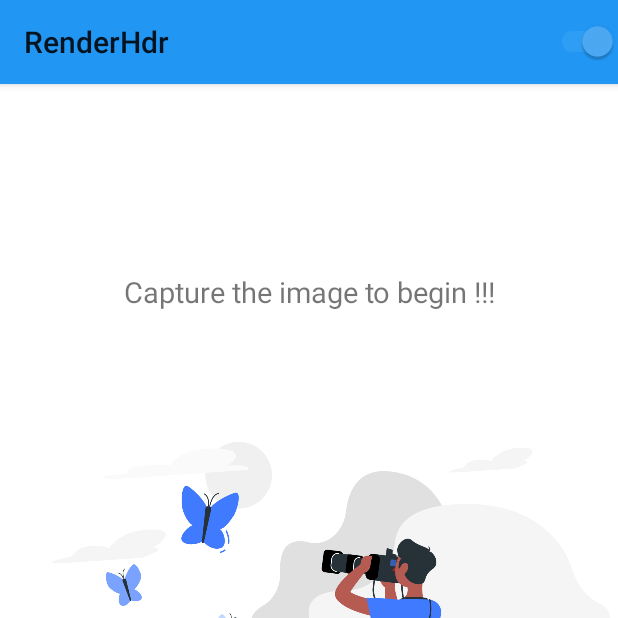
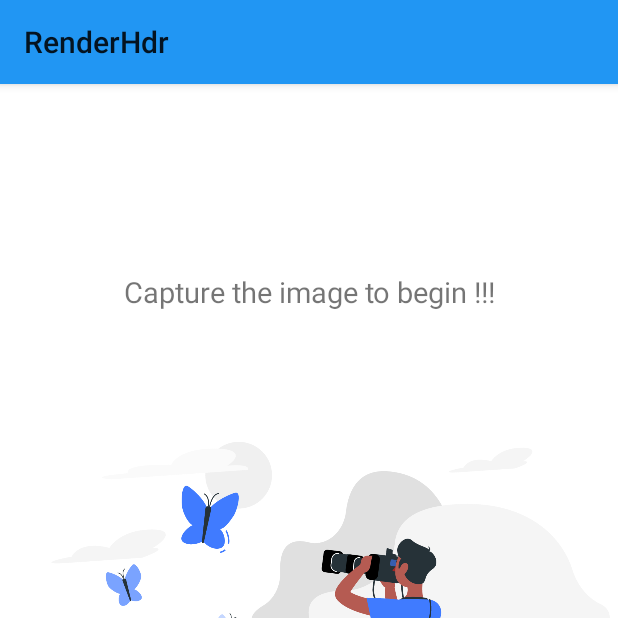
Before and after one commit to AdarshRevankar/Exposure-Fusion, an Android app: the screen it shows after launch (MainActivity), on a phone screen of 412 x 824 dp, the top half of it. Run offline under Robolectric (Android 15) with nearby library versions, the phone set to English and light mode, and no system bars; libraries missing offline, so code that uses them is left out: androidx.renderscript; 3 statements that could not run were skipped.

Commit message:
[Major UI Change] 1.3.0 Beta 3.1: Android Material UI + Dark Mode (Q Support)
The following changes were done
1. Dark Mode + Light Mode Support
2. Adapting Resource for Dark UI

TODO:
1. Improvements on CameraCapture class. Since the second shot does give some problem while saving.
2. Toggle for Dark -> Light mode

Signed-off-by: AdarshRevankar <adarsh_revankar@live.com>

```diff
--- a/app/build.gradle
+++ b/app/build.gradle
@@ -28,7 +28,6 @@ dependencies {
     implementation 'com.android.support:appcompat-v7:29.0.0'
     implementation 'com.android.support.constraint:constraint-layout:1.1.3'
     implementation 'androidx.recyclerview:recyclerview:1.1.0'
-    implementation 'com.github.bumptech.glide:glide:3.7.0'
     implementation 'androidx.cardview:cardview:1.0.0'
     testImplementation 'junit:junit:4.13'
     androidTestImplementation 'androidx.test.ext:junit:1.1.1'
--- a/app/src/main/AndroidManifest.xml
+++ b/app/src/main/AndroidManifest.xml
@@ -12,14 +12,14 @@
 
   <application
       android:allowBackup="true"
-      android:icon="@drawable/ic_render_hdr_logo"
+      android:icon="@drawable/ic_render_hdr_logo_round"
       android:label="@string/app_name"
       android:roundIcon="@drawable/ic_render_hdr_logo_round"
       android:supportsRtl="true"
       android:theme="@style/AppTheme">
 
     <activity android:name=".SplashActivity"
-        android:theme="@style/Theme.MaterialComponents.Light.NoActionBar">
+        android:theme="@style/Theme.AppCompat.Light.NoActionBar">
       <intent-filter>
         <action android:name="android.intent.action.MAIN" />
         <category android:name="android.intent.category.LAUNCHER" />
--- a/app/src/main/java/com/adrino/renderscript/MainActivity.java
+++ b/app/src/main/java/com/adrino/renderscript/MainActivity.java
@@ -7,9 +7,6 @@ import android.graphics.Color;
 import android.net.Uri;
 import android.os.Bundle;
 import android.util.Log;
-import android.view.Menu;
-import android.view.MenuInflater;
-import android.view.MenuItem;
 import android.view.View;
 import android.view.Window;
 import android.widget.Button;
@@ -72,14 +69,14 @@ public class MainActivity extends AppCompatActivity {
             ((ImageView) findViewById(R.id.cameraGIF)).setImageResource(R.drawable.main_capture_wallpaper_dark);
     }
 
-    @Override
-    public boolean onCreateOptionsMenu(Menu menu) {
-        MenuInflater menuInflater = getMenuInflater();
-        menuInflater.inflate(R.menu.menu, menu);
-        MenuItem switchOnOffItem = menu.findItem(R.id.switchOnOffItem);
-        switchOnOffItem.setActionView(R.layout.switch_layout);
-        return true;
-    }
+//    @Override
+//    public boolean onCreateOptionsMenu(Menu menu) {
+//        MenuInflater menuInflater = getMenuInflater();
+//        menuInflater.inflate(R.menu.menu, menu);
+//        MenuItem switchOnOffItem = menu.findItem(R.id.switchOnOffItem);
+//        switchOnOffItem.setActionView(R.layout.switch_layout);
+//        return true;
+//    }
 
     /**
      * ========================================================================
@@ -135,13 +132,13 @@ public class MainActivity extends AppCompatActivity {
         intent.setAction(Intent.ACTION_VIEW);
         if (view.getId() == R.id.btnGithub) {
             intent.addCategory(Intent.CATEGORY_BROWSABLE);
-            intent.setData(Uri.parse(String.valueOf(R.string.github_uri)));
+            intent.setData(Uri.parse("https://github.com/AdarshRevankar/Exposure-Fusion"));
         } else if (view.getId() == R.id.btnMail) {
             intent.setAction(Intent.ACTION_SENDTO);
             intent.setData(Uri.fromParts("mailto", String.valueOf(R.string.email), null));
         } else if (view.getId() == R.id.btnLink) {
             intent.addCategory(Intent.CATEGORY_BROWSABLE);
-            intent.setData(Uri.parse(String.valueOf(R.string.web_uri)));
+            intent.setData(Uri.parse("https://adarshrevankar.github.io/Exposure-Fusion"));
         }
         startActivity(intent);
     }
@@ -213,12 +210,24 @@ public class MainActivity extends AppCompatActivity {
         }).start();
     }
 
+    private static int prevBtn;
+
     private void changeButtonView(int selectedBtnId) {
         // Change the color of other buttons and
         // keep the selected color button to Green
+        int color = 0;
         for (int id : btnIds) {
-            ((Button) findViewById(id)).setTextColor(Color.BLACK);
+            if (((Button) findViewById(id)).getTextColors().getDefaultColor() !=
+                    Color.rgb(0, 124, 255)) {
+                color = ((Button) findViewById(id)).getTextColors().getDefaultColor();
+                break;
+            }
         }
+
+        for (int id : btnIds) {
+            ((Button) findViewById(id)).setTextColor(color);
+        }
+
         ((Button) findViewById(selectedBtnId)).setTextColor(Color.rgb(0, 124, 255));
     }
 
--- a/app/src/main/res/layout/item_image_view.xml
+++ b/app/src/main/res/layout/item_image_view.xml
@@ -10,7 +10,7 @@
         android:layout_width="match_parent"
         android:layout_height="wrap_content"
         android:orientation="vertical"
-        android:background="?attr/selectableItemBackground"
+        android:background="?attr/cardbackgroundcolor"
         android:clickable="true"
         android:focusable="true">
 
@@ -25,6 +25,7 @@
             android:layout_width="match_parent"
             android:layout_height="wrap_content"
             android:layout_below="@+id/image_viewer"
+            android:textColor="?attr/textcolor"
             android:gravity="center"
             android:padding="5dp" />
     </LinearLayout>
--- a/app/src/main/res/values/styles.xml
+++ b/app/src/main/res/values/styles.xml
@@ -11,6 +11,8 @@
         <item name="tintcolor">#A0A0A0</item>
         <item name="buttoncolor">#EFEFEF</item>
         <item name="backgroundcolor">#FFFFFF</item>
+        <item name="cardbackgroundcolor">?attr/selectableItemBackground</item>
+        <item name="android:windowAnimationStyle">@style/WindowAnimationTransition</item>
     </style>
 
     <!-- Dark / Night theme. -->
@@ -23,5 +25,12 @@
         <item name="tintcolor">#606060</item>
         <item name="buttoncolor">#505050</item>
         <item name="backgroundcolor">#000000</item>
+        <item name="cardbackgroundcolor">#121212</item>
+        <item name="android:windowAnimationStyle">@style/WindowAnimationTransition</item>
+    </style>
+
+    <style name="WindowAnimationTransition">
+        <item name="android:windowEnterAnimation">@android:anim/fade_in</item>
+        <item name="android:windowExitAnimation">@android:anim/fade_out</item>
     </style>
 </resources>
--- a/hdr/src/main/java/com/adrino/hdr/corecamera/CameraActivity.java
+++ b/hdr/src/main/java/com/adrino/hdr/corecamera/CameraActivity.java
@@ -79,9 +79,9 @@ public class CameraActivity extends AppCompatActivity{
 
     @Override
     protected void onDestroy() {
+        super.onDestroy();
         cameraLens = null;
         cameraCapture.onDestroy();
         cameraCapture = null;
-        super.onDestroy();
     }
 }
```
